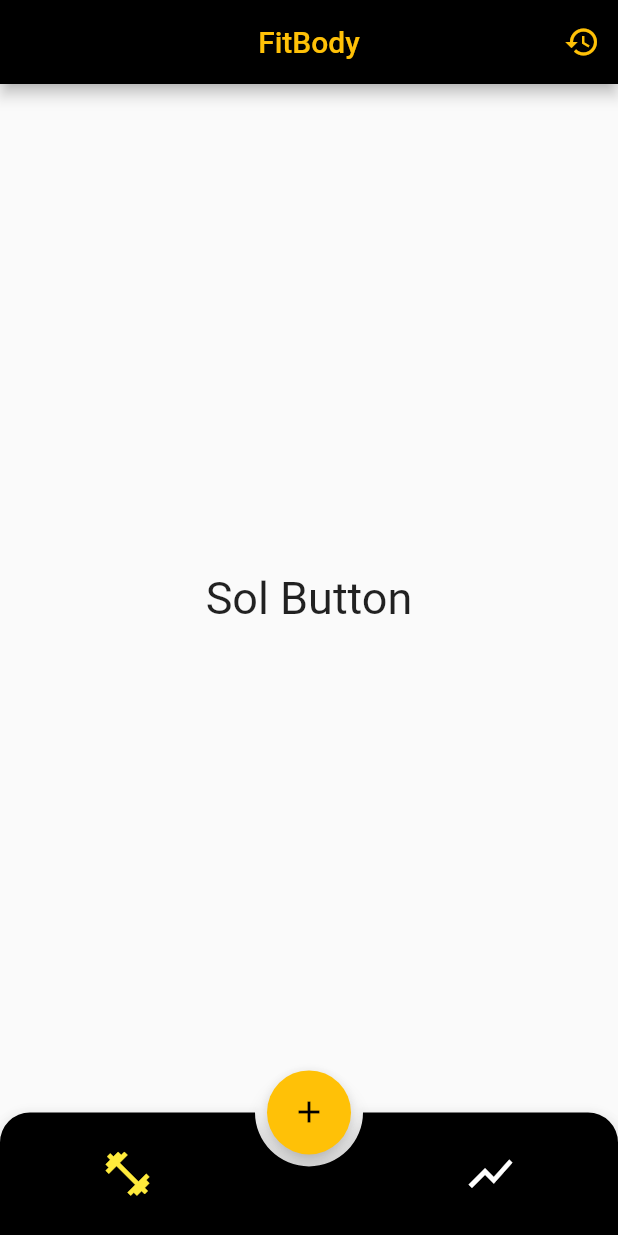
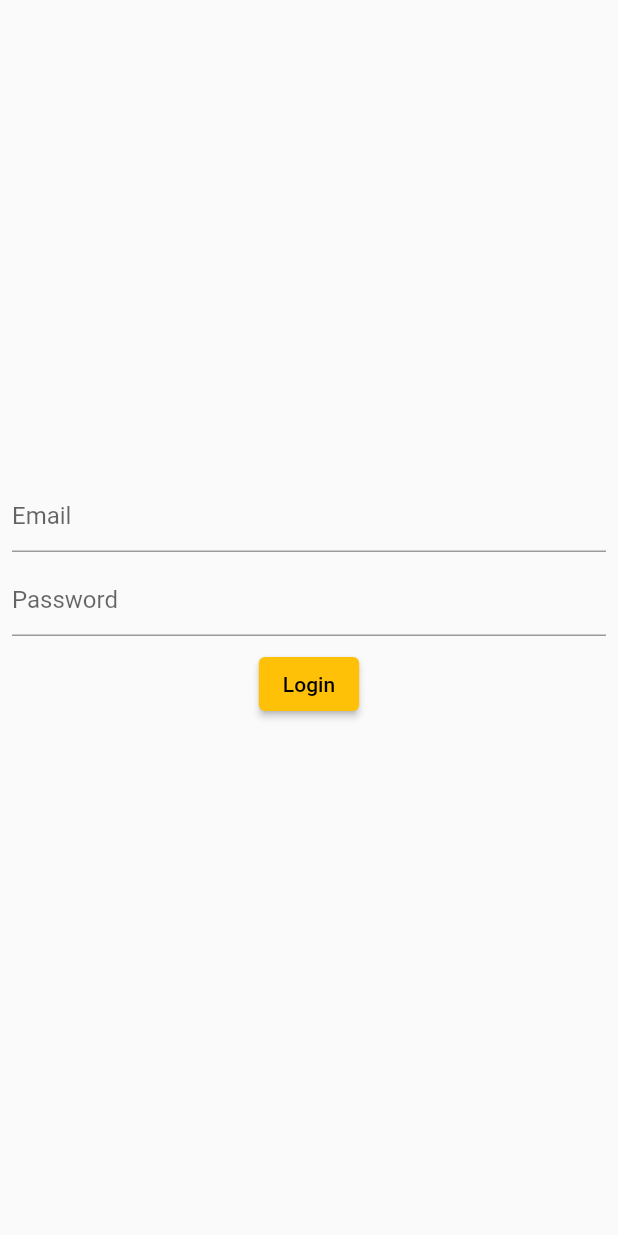
Before and after one commit to kececibora/Flutter-Fitbody-App, a Flutter app: the screen it shows after launch, on a phone screen of 412 x 824 dp. Run offline on Flutter 3.47's test engine with Material 2 defaults, Android fonts, the phone set to English and light mode, and no system bars; drawn by our look-alikes of animated_bottom_navigation_bar; our stand-ins replace firebase_auth, firebase_core, freezed_annotation, get, numberpicker; accounts and stored records are empty.

Commit message:
Firebase Auth

```diff
--- /dev/null
+++ b/lib/auth/firebase/firebase.dart
@@ -0,0 +1,47 @@
+import 'package:flutter/material.dart';
+import 'package:get/get.dart';
+import 'package:firebase_auth/firebase_auth.dart';
+
+import 'firecontroller.dart';
+
+class LoginPage extends StatelessWidget {
+  final LoginController c;
+
+  LoginPage(this.c);
+
+  @override
+  Widget build(BuildContext context) {
+    return Scaffold(
+      body: Padding(
+        padding: const EdgeInsets.all(8.0),
+        child: Column(
+          mainAxisAlignment: MainAxisAlignment.center,
+          children: [
+            TextField(
+              onChanged: (value) => c.email.value = value,
+              decoration: InputDecoration(
+                hintText: 'Email',
+              ),
+            ),
+            SizedBox(height: 8),
+            TextField(
+              onChanged: (value) => c.password.value = value,
+              decoration: InputDecoration(
+                hintText: 'Password',
+              ),
+            ),
+            SizedBox(height: 8),
+            c.loading.value
+                ? CircularProgressIndicator()
+                : ElevatedButton(
+                    onPressed: c.submit,
+                    child: Text('Login'),
+                  ),
+            SizedBox(height: 8),
+            Text(c.errorMessage.value),
+          ],
+        ),
+      ),
+    );
+  }
+}
--- /dev/null
+++ b/lib/auth/firebase/firecontroller.dart
@@ -0,0 +1,34 @@
+import 'package:firebase_auth/firebase_auth.dart';
+import 'package:fitbody_flutter/homepage/MyHomePage.dart';
+import 'package:get/get.dart';
+
+class LoginController extends GetxController {
+  final email = ''.obs;
+  final password = ''.obs;
+  final errorMessage = ''.obs;
+  final loading = false.obs;
+
+  void submit() async {
+    if (email.value.isEmpty || password.value.isEmpty) {
+      errorMessage.value = 'Please enter a valid email and password';
+      return;
+    }
+    loading.value = true;
+    try {
+      await loginWithFirebase();
+      // navigate to the desired page
+    } catch (e) {
+      Get.snackbar("Başarısız!", "");
+      print(e);
+      loading.value = false;
+    }
+  }
+
+  Future<void> loginWithFirebase() async {
+    final authResult = await FirebaseAuth.instance.signInWithEmailAndPassword(
+        email: email.value, password: password.value);
+    if (authResult.user == null) {
+      throw Exception('An error occurred while trying to login');
+    }
+  }
+}
--- a/lib/main.dart
+++ b/lib/main.dart
@@ -2,9 +2,18 @@ import 'package:flutter/material.dart';
 import 'package:flutter/services.dart';
 import 'package:get/get.dart';
 import 'package:fitbody_flutter/getx-weightTrack/controller.dart';
+import 'auth/firebase/firebase.dart';
+import 'auth/firebase/firecontroller.dart';
 import 'homepage/MyHomePage.dart';
+import 'package:firebase_core/firebase_core.dart';
+import 'firebase_options.dart';
 
-void main() {
+void main() async {
+  WidgetsFlutterBinding.ensureInitialized();
+  await Firebase.initializeApp(
+    options: DefaultFirebaseOptions.currentPlatform,
+  );
+
   Get.put(Controller());
   SystemChrome.setSystemUIOverlayStyle(
       SystemUiOverlayStyle(statusBarColor: Colors.transparent));
@@ -22,7 +31,11 @@ class MyApp extends StatelessWidget {
         appBarTheme: AppBarTheme(backgroundColor: Colors.black),
         primarySwatch: Colors.amber,
       ),
-      home: MyHomePage(),
+      home: GestureDetector(
+          onTap: () {
+            FocusScope.of(context).requestFocus(new FocusNode());
+          },
+          child: LoginPage(LoginController())),
     );
   }
 }
```
Also changed, not shown: pubspec.yaml (+8 -6 lines), lib/firebase_options.dart (added), pubspec.lock, 7 other files.
